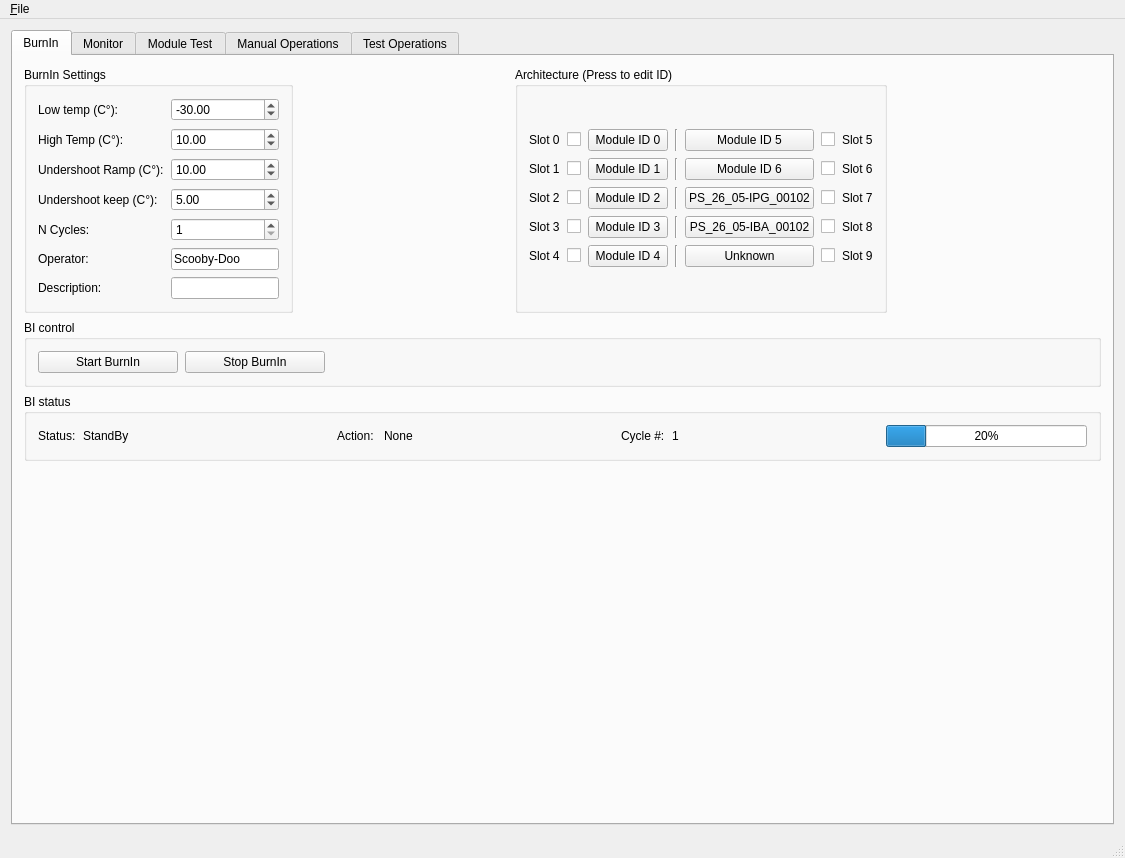
The window that GUI.ui (pisaoutertracker/BurnIn_Controller) describes before a commit, drawn with Qt 5.
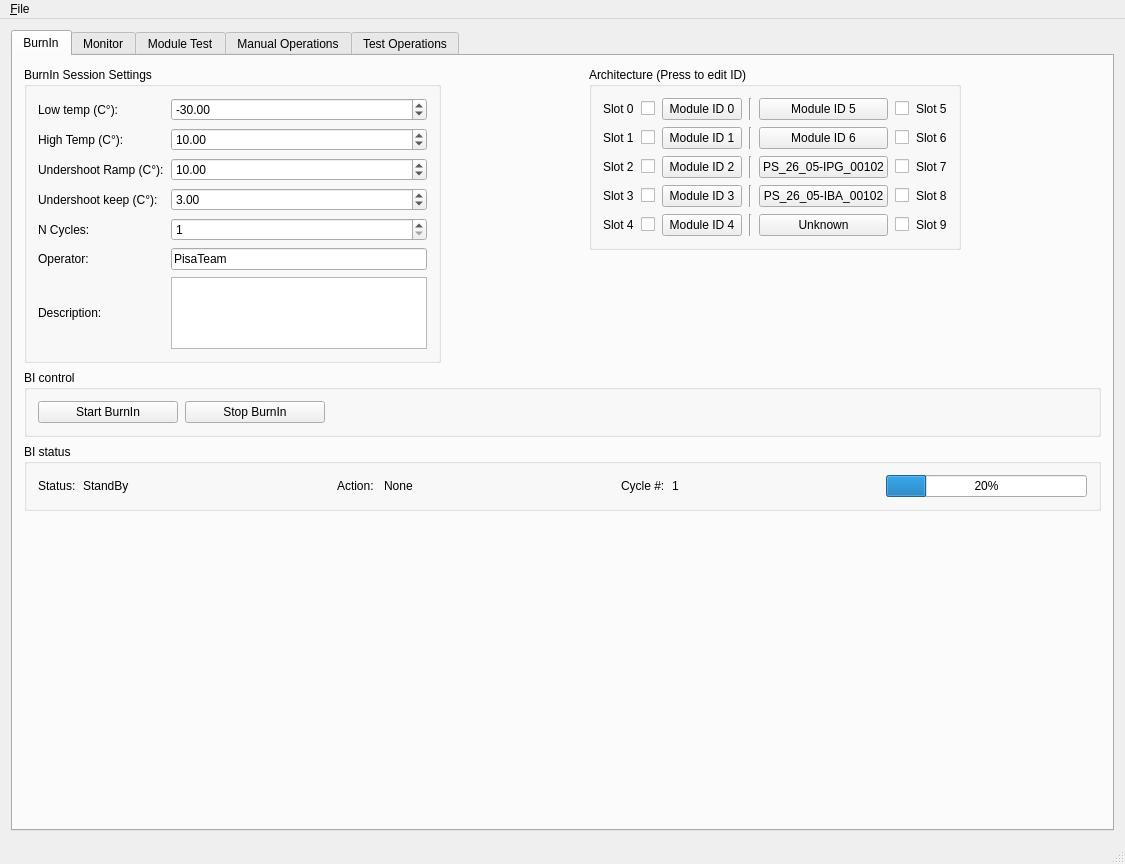
The same window after the commit. Icons and pictures are not drawn. Custom widgets are drawn as their Qt base class.

Commit message: Minor fix to main Tab

What changed in the file:
```diff
--- a/GUI.ui
+++ b/GUI.ui
@@ -52,7 +52,7 @@
             <item>
              <widget class="QGroupBox" name="BI_settings_gb">
               <property name="title">
-               <string>BurnIn Settings</string>
+               <string>BurnIn Session Settings</string>
               </property>
               <layout class="QGridLayout" name="gridLayout_11">
                <item row="4" column="0">
@@ -128,7 +128,7 @@
                <item row="4" column="1">
                 <widget class="QDoubleSpinBox" name="BI_UnderKeepTemp_dsb">
                  <property name="value">
-                  <double>5.000000000000000</double>
+                  <double>3.000000000000000</double>
                  </property>
                 </widget>
                </item>
@@ -149,7 +149,7 @@
                <item row="6" column="1">
                 <widget class="QLineEdit" name="BI_Operator_line">
                  <property name="text">
-                  <string>Scooby-Doo</string>
+                  <string>PisaTeam</string>
                  </property>
                 </widget>
                </item>
@@ -168,8 +168,14 @@
                 </widget>
                </item>
                <item row="7" column="1">
-                <widget class="QLineEdit" name="BI_Desc_line">
-                 <property name="text">
+                <widget class="QPlainTextEdit" name="BI_Desc_line">
+                 <property name="sizePolicy">
+                  <sizepolicy hsizetype="Maximum" vsizetype="Maximum">
+                   <horstretch>0</horstretch>
+                   <verstretch>0</verstretch>
+                  </sizepolicy>
+                 </property>
+                 <property name="plainText">
                   <string/>
                  </property>
                 </widget>
@@ -452,6 +458,19 @@
               </layout>
              </widget>
             </item>
+            <item>
+             <spacer name="verticalSpacer_9">
+              <property name="orientation">
+               <enum>Qt::Vertical</enum>
+              </property>
+              <property name="sizeHint" stdset="0">
+               <size>
+                <width>20</width>
+                <height>40</height>
+               </size>
+              </property>
+             </spacer>
+            </item>
            </layout>
           </item>
           <item>
@@ -629,6 +648,12 @@
         </item>
         <item>
          <widget class="PlotWidget" name="GraphWidget" native="true">
+          <property name="sizePolicy">
+           <sizepolicy hsizetype="Expanding" vsizetype="Expanding">
+            <horstretch>0</horstretch>
+            <verstretch>0</verstretch>
+           </sizepolicy>
+          </property>
           <property name="minimumSize">
            <size>
             <width>0</width>
```
The commit also changes 1 other file.
